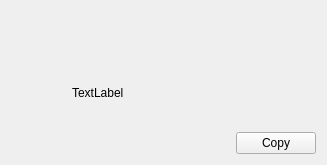
Old version of the form src/ui/composite_widgets/aboutinfo.ui in the repository XMuli/SunnyCapturer.
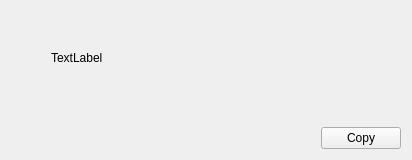
New version of the form.

Diff of the .ui file:
```diff
--- a/src/ui/composite_widgets/aboutinfo.ui
+++ b/src/ui/composite_widgets/aboutinfo.ui
@@ -6,81 +6,14 @@
    <rect>
     <x>0</x>
     <y>0</y>
-    <width>327</width>
-    <height>165</height>
+    <width>412</width>
+    <height>160</height>
    </rect>
   </property>
   <property name="windowTitle">
    <string>Form</string>
   </property>
   <layout class="QVBoxLayout" name="verticalLayout_2">
-   <item>
-    <widget class="QWidget" name="widget_5" native="true">
-     <layout class="QGridLayout" name="gridLayout_2" columnstretch="1,3,1">
-      <property name="leftMargin">
-       <number>0</number>
-      </property>
-      <property name="topMargin">
-       <number>0</number>
-      </property>
-      <property name="rightMargin">
-       <number>0</number>
-      </property>
-      <property name="bottomMargin">
-       <number>0</number>
-      </property>
-      <item row="0" column="1">
-       <widget class="QLabel" name="labMonitor">
-        <property name="text">
-         <string/>
-        </property>
-       </widget>
-      </item>
-      <item row="0" column="2">
-       <spacer name="horizontalSpacer_5">
-        <property name="orientation">
-         <enum>Qt::Horizontal</enum>
-        </property>
-        <property name="sizeHint" stdset="0">
-         <size>
-          <width>58</width>
-          <height>20</height>
-         </size>
-        </property>
-       </spacer>
-      </item>
-      <item row="0" column="0">
-       <spacer name="horizontalSpacer_4">
-        <property name="orientation">
-         <enum>Qt::Horizontal</enum>
-        </property>
-        <property name="sizeHint" stdset="0">
-         <size>
-          <width>58</width>
-          <height>20</height>
-         </size>
-        </property>
-       </spacer>
-      </item>
-      <item row="1" column="1">
-       <spacer name="verticalSpacer_2">
-        <property name="orientation">
-         <enum>Qt::Vertical</enum>
-        </property>
-        <property name="sizeType">
-         <enum>QSizePolicy::Minimum</enum>
-        </property>
-        <property name="sizeHint" stdset="0">
-         <size>
-          <width>20</width>
-          <height>20</height>
-         </size>
-        </property>
-       </spacer>
-      </item>
-     </layout>
-    </widget>
-   </item>
    <item>
     <widget class="QWidget" name="widget_2" native="true">
      <layout class="QVBoxLayout" name="verticalLayout">
@@ -111,15 +44,8 @@
          <property name="bottomMargin">
           <number>0</number>
          </property>
-         <item row="0" column="1">
-          <widget class="QLabel" name="labSysteminfo">
-           <property name="text">
-            <string>TextLabel</string>
-           </property>
-          </widget>
-         </item>
-         <item row="1" column="0">
-          <spacer name="horizontalSpacer_2">
+         <item row="3" column="2">
+          <spacer name="horizontalSpacer_3">
            <property name="orientation">
             <enum>Qt::Horizontal</enum>
            </property>
@@ -131,7 +57,7 @@
            </property>
           </spacer>
          </item>
-         <item row="1" column="1">
+         <item row="3" column="1">
           <widget class="QWidget" name="specifications" native="true">
            <layout class="QGridLayout" name="gridLayout">
             <property name="leftMargin">
@@ -149,14 +75,47 @@
            </layout>
           </widget>
          </item>
-         <item row="1" column="2">
-          <spacer name="horizontalSpacer_3">
+         <item row="3" column="0">
+          <spacer name="horizontalSpacer_2">
            <property name="orientation">
             <enum>Qt::Horizontal</enum>
            </property>
+           <property name="sizeType">
+            <enum>QSizePolicy::Fixed</enum>
+           </property>
            <property name="sizeHint" stdset="0">
             <size>
-             <width>226</width>
+             <width>40</width>
+             <height>20</height>
+            </size>
+           </property>
+          </spacer>
+         </item>
+         <item row="0" column="1">
+          <widget class="QLabel" name="labMonitor">
+           <property name="text">
+            <string/>
+           </property>
+          </widget>
+         </item>
+         <item row="2" column="1">
+          <widget class="QLabel" name="labSysteminfo">
+           <property name="text">
+            <string>TextLabel</string>
+           </property>
+          </widget>
+         </item>
+         <item row="1" column="1">
+          <spacer name="verticalSpacer_2">
+           <property name="orientation">
+            <enum>Qt::Vertical</enum>
+           </property>
+           <property name="sizeType">
+            <enum>QSizePolicy::Minimum</enum>
+           </property>
+           <property name="sizeHint" stdset="0">
+            <size>
+             <width>20</width>
              <height>20</height>
             </size>
            </property>
@@ -165,6 +124,19 @@
         </layout>
        </widget>
       </item>
+      <item>
+       <spacer name="verticalSpacer">
+        <property name="orientation">
+         <enum>Qt::Vertical</enum>
+        </property>
+        <property name="sizeHint" stdset="0">
+         <size>
+          <width>20</width>
+          <height>40</height>
+         </size>
+        </property>
+       </spacer>
+      </item>
       <item>
        <widget class="QWidget" name="widget" native="true">
         <layout class="QHBoxLayout" name="horizontalLayout">
```
